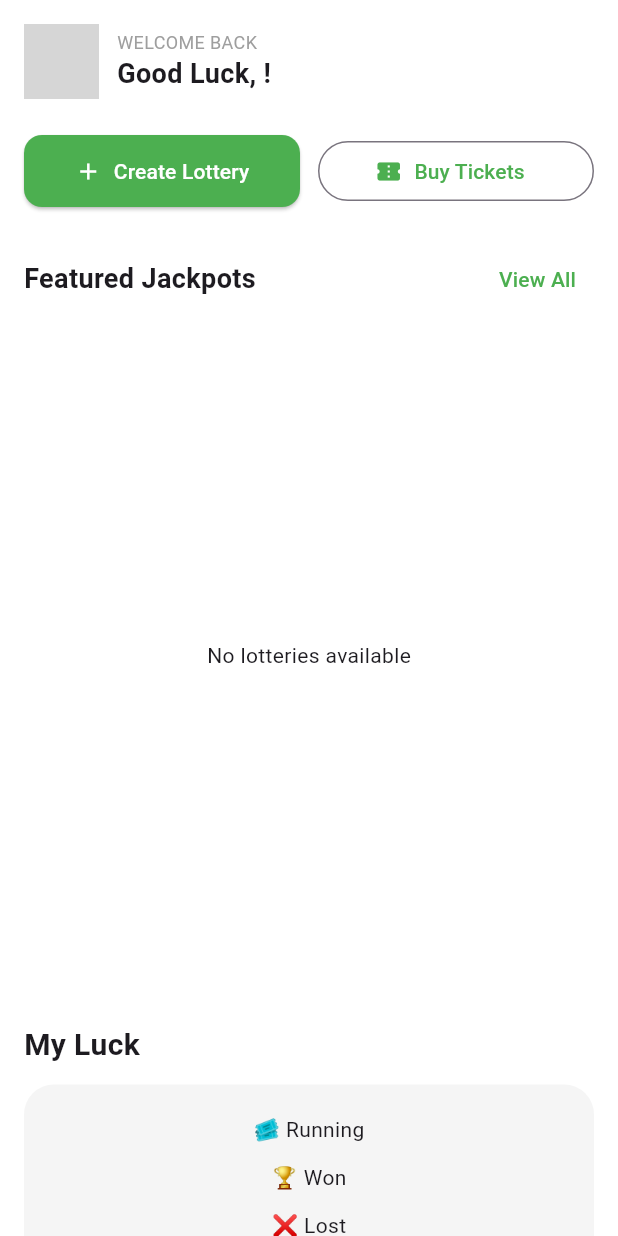
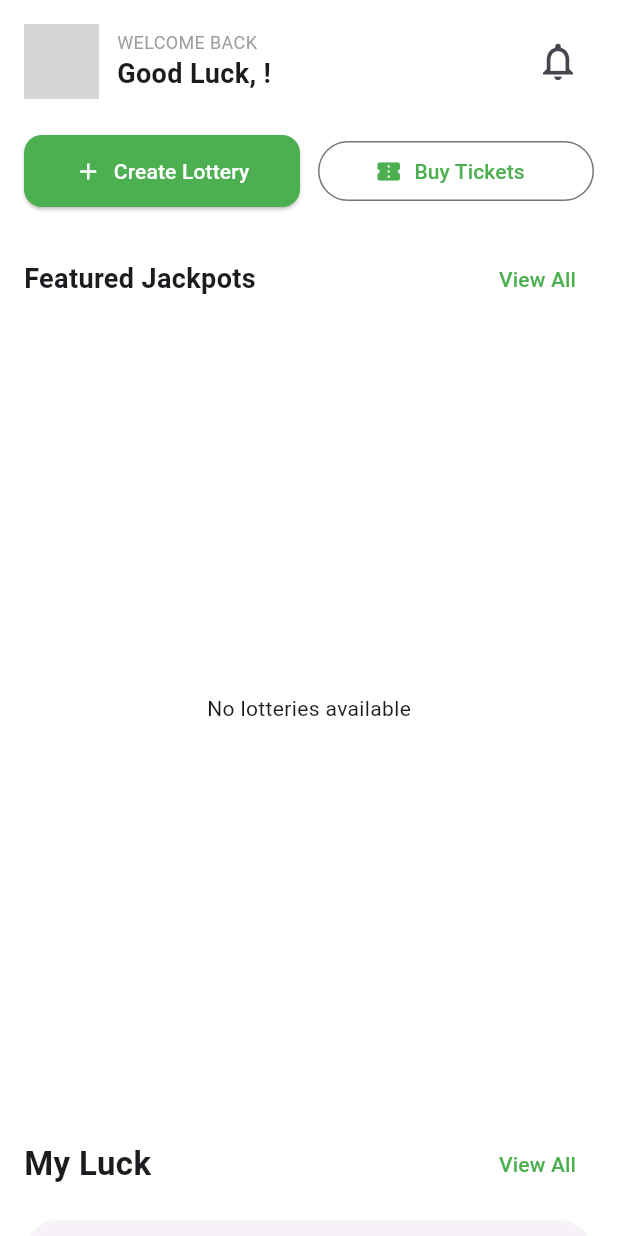
Before and after one commit to moonlightfik/luckyeta-lottery-app, a Flutter app: the HomeScreen screen opened directly, on a phone screen of 412 x 824 dp. Run offline on Flutter 3.47's test engine with Material 3 defaults, Android fonts, the phone set to English and light mode, and no system bars; our stand-ins replace cloud_firestore, firebase_auth, firebase_core, image_picker, shared_preferences; accounts and stored records are empty; grey boxes are pictures that could not be loaded.

Commit message:
added notification and added my luck preview in home

```diff
--- a/lib/features/home/home_screen.dart
+++ b/lib/features/home/home_screen.dart
@@ -3,7 +3,8 @@ import 'package:cloud_firestore/cloud_firestore.dart';
 import 'package:firebase_auth/firebase_auth.dart';
 
 import 'widgets/lottery_card.dart';
-
+import 'widgets/my_luck_preview.dart';
+import '../notifications/notification_screen.dart';
 import '../../navigation/bottom_nav_screen.dart';
 import '../buy_ticket/buy_ticket_screen.dart';
 import '../create_lottery/create_lottery.dart';
@@ -165,7 +166,24 @@ class _HomeScreenState extends State<HomeScreen> {
                     ],
 
                   ),
+const Spacer(),
 
+IconButton(
+  icon: const Icon(
+    Icons.notifications_none,
+    size: 30,
+  ),
+  onPressed: () {
+
+    Navigator.push(
+      context,
+      MaterialPageRoute(
+        builder: (_) => const NotificationScreen(),
+      ),
+    );
+
+  },
+),
 
                 ],
 
@@ -380,7 +398,7 @@ class _HomeScreenState extends State<HomeScreen> {
 
               SizedBox(
 
-                height:430,
+                height:500,
 
                 child:
                 StreamBuilder<QuerySnapshot>(
@@ -527,82 +545,7 @@ class _HomeScreenState extends State<HomeScreen> {
 
               // MY LUCK SECTION PLACEHOLDER
 
-              const Text(
-
-                "My Luck",
-
-                style:
-                    TextStyle(
-
-                      fontSize:20,
-
-                      fontWeight:
-                          FontWeight.bold,
-
-                    ),
-
-              ),
-
-
-
-              const SizedBox(height:12),
-
-
-
-              Container(
-
-                width:
-                    double.infinity,
-
-
-                padding:
-                    const EdgeInsets.all(20),
-
-
-                decoration:
-                    BoxDecoration(
-
-                      borderRadius:
-                          BorderRadius.circular(20),
-
-                      color:
-                          Colors.grey.shade100,
-
-                    ),
-
-
-                child:
-                    const Column(
-
-                      children:[
-
-
-                        Text(
-                          "🎟 Running",
-                        ),
-
-
-                        SizedBox(height:12),
-
-
-                        Text(
-                          "🏆 Won",
-                        ),
-
-
-                        SizedBox(height:12),
-
-
-                        Text(
-                          "❌ Lost",
-                        ),
-
-
-                      ],
-
-                    ),
-
-              ),
+            const MyLuckPreview(),
 
 
             ],
--- /dev/null
+++ b/lib/features/home/widgets/my_luck_preview.dart
@@ -0,0 +1,327 @@
+import 'package:cloud_firestore/cloud_firestore.dart';
+import 'package:firebase_auth/firebase_auth.dart';
+import 'package:flutter/material.dart';
+
+import '../../../navigation/bottom_nav_screen.dart';
+
+class MyLuckPreview extends StatelessWidget {
+  const MyLuckPreview({super.key});
+
+  @override
+  Widget build(BuildContext context) {
+    final user = FirebaseAuth.instance.currentUser;
+
+    if (user == null) {
+      return const SizedBox();
+    }
+
+    return StreamBuilder<QuerySnapshot>(
+      stream: FirebaseFirestore.instance
+          .collection('users')
+          .doc(user.uid)
+          .collection('tickets')
+          .orderBy('purchasedAt', descending: true)
+          .snapshots(),
+      builder: (context, snapshot) {
+        if (snapshot.connectionState == ConnectionState.waiting) {
+          return const Center(
+            child: Padding(
+              padding: EdgeInsets.all(20),
+              child: CircularProgressIndicator(),
+            ),
+          );
+        }
+
+        final docs = snapshot.data?.docs ?? [];
+
+        DocumentSnapshot? running;
+        DocumentSnapshot? won;
+        DocumentSnapshot? lost;
+
+        for (final doc in docs) {
+          final data = doc.data() as Map<String, dynamic>;
+
+          switch (data['status']) {
+            case 'ACTIVE':
+              running ??= doc;
+              break;
+
+            case 'WON':
+              won ??= doc;
+              break;
+
+            case 'LOST':
+              lost ??= doc;
+              break;
+          }
+        }
+
+        return Column(
+          crossAxisAlignment: CrossAxisAlignment.start,
+          children: [
+            Row(
+              children: [
+                const Text(
+                  "My Luck",
+                  style: TextStyle(
+                    fontSize: 22,
+                    fontWeight: FontWeight.bold,
+                  ),
+                ),
+                const Spacer(),
+               TextButton(
+  onPressed: () {
+    Navigator.push(
+      context,
+      MaterialPageRoute(
+        builder: (_) =>
+            const BottomNavScreen(initialIndex: 2),
+      ),
+    );
+  },
+  style: TextButton.styleFrom(
+    foregroundColor: Colors.green,
+  ),
+  child: const Text("View All"),
+),
+              ],
+            ),
+
+            const SizedBox(height: 10),
+
+            _buildRunningCard(context, running),
+
+            const SizedBox(height: 10),
+
+            _buildWonCard(context, won),
+
+            const SizedBox(height: 10),
+
+            _buildLostCard(context, lost),
+          ],
+        );
+      },
+    );
+  }
+
+  Widget _buildRunningCard(
+      BuildContext context, DocumentSnapshot? ticket) {
+    if (ticket == null) {
+      return _emptyCard(
+        context,
+        icon: Icons.local_activity,
+        color: Colors.green,
+        title: "Running",
+        message: "🎟 Buy a ticket and win a prize!",
+        onTap: () {
+          Navigator.push(
+            context,
+            MaterialPageRoute(
+              builder: (_) =>
+                  const BottomNavScreen(initialIndex: 1),
+            ),
+          );
+        },
+      );
+    }
+
+    final data = ticket.data() as Map<String, dynamic>;
+
+    return _ticketCard(
+      context,
+      icon: Icons.local_activity,
+      color: Colors.green,
+      title: "Running",
+      lottery: data['lotteryTitle'],
+      subtitle: "Ticket #${data['ticketNumber']}",
+      status: "Waiting for draw",
+    );
+  }
+
+  Widget _buildWonCard(
+      BuildContext context, DocumentSnapshot? ticket) {
+    if (ticket == null) {
+      return _emptyCard(
+        context,
+        icon: Icons.workspace_premium,
+        color: Colors.amber,
+        title: "Won",
+        message: "No lotteries won yet.\n✨ Your first win could be next!",
+        onTap: () {
+          Navigator.push(
+            context,
+            MaterialPageRoute(
+              builder: (_) =>
+                  const BottomNavScreen(initialIndex: 2),
+            ),
+          );
+        },
+      );
+    }
+
+    final data = ticket.data() as Map<String, dynamic>;
+
+    return _ticketCard(
+      context,
+      icon: Icons.workspace_premium,
+      color: Colors.amber,
+      title: "Won",
+      lottery: data['lotteryTitle'],
+      subtitle: "Ticket #${data['ticketNumber']}",
+      status: "Winner 🎉",
+    );
+  }
+
+  Widget _buildLostCard(
+      BuildContext context, DocumentSnapshot? ticket) {
+    if (ticket == null) {
+      return _emptyCard(
+        context,
+        icon: Icons.cancel,
+        color: Colors.red,
+        title: "Lost",
+        message: "No lotteries lost yet.\n🍀 Better luck is coming!",
+        onTap: () {
+          Navigator.push(
+            context,
+            MaterialPageRoute(
+              builder: (_) =>
+                  const BottomNavScreen(initialIndex: 2),
+            ),
+          );
+        },
+      );
+    }
+
+    final data = ticket.data() as Map<String, dynamic>;
+
+    return _ticketCard(
+      context,
+      icon: Icons.cancel,
+      color: Colors.red,
+      title: "Lost",
+      lottery: data['lotteryTitle'],
+      subtitle: "Ticket #${data['ticketNumber']}",
+      status: "Better luck next time",
+    );
+  }
+
+  Widget _ticketCard(
+    BuildContext context, {
+    required IconData icon,
+    required Color color,
+    required String title,
+    required String lottery,
+    required String subtitle,
+    required String status,
+  }) {
+    return InkWell(
+      borderRadius: BorderRadius.circular(18),
+      onTap: () {
+        Navigator.push(
+          context,
+          MaterialPageRoute(
+            builder: (_) =>
+                const BottomNavScreen(initialIndex: 2),
+          ),
+        );
+      },
+      child: Card(
+        elevation: 2,
+        shape: RoundedRectangleBorder(
+          borderRadius: BorderRadius.circular(18),
+        ),
+        child: Padding(
+          padding: const EdgeInsets.all(16),
+          child: Row(
+            children: [
+              CircleAvatar(
+                backgroundColor: color.withOpacity(.15),
+                child: Icon(icon, color: color),
+              ),
+              const SizedBox(width: 15),
+              Expanded(
+                child: Column(
+                  crossAxisAlignment:
+                      CrossAxisAlignment.start,
+                  children: [
+                    Text(
+                      title,
+                      style: const TextStyle(
+                        fontWeight: FontWeight.bold,
+                      ),
+                    ),
+                    const SizedBox(height: 4),
+                    Text(
+                      lottery,
+                      style: const TextStyle(
+                        fontSize: 16,
+                        fontWeight: FontWeight.bold,
+                      ),
+                    ),
+                    Text(subtitle),
+                  ],
+                ),
+              ),
+              Text(
+                status,
+                style: TextStyle(
+                  color: color,
+                  fontWeight: FontWeight.bold,
+                ),
+              )
+            ],
+          ),
+        ),
+      ),
+    );
+  }
+
+  Widget _emptyCard(
+    BuildContext context, {
+    required IconData icon,
+    required Color color,
+    required String title,
+    required String message,
+    required VoidCallback onTap,
+  }) {
+    return InkWell(
+      onTap: onTap,
+      borderRadius: BorderRadius.circular(18),
+      child: Card(
+        elevation: 2,
+        shape: RoundedRectangleBorder(
+          borderRadius: BorderRadius.circular(18),
+        ),
+        child: Padding(
+          padding: const EdgeInsets.all(16),
+          child: Row(
+            children: [
+              CircleAvatar(
+                backgroundColor: color.withOpacity(.15),
+                child: Icon(icon, color: color),
+              ),
+              const SizedBox(width: 15),
+              Expanded(
+                child: Column(
+                  crossAxisAlignment:
+                      CrossAxisAlignment.start,
+                  children: [
+                    Text(
+                      title,
+                      style: const TextStyle(
+                        fontWeight: FontWeight.bold,
+                      ),
+                    ),
+                    const SizedBox(height: 4),
+                    Text(message),
+                  ],
+                ),
+              ),
+            ],
+          ),
+        ),
+      ),
+    );
+  }
+}
```
Also changed, not shown: lib/features/home/widgets/lottery_card.dart (+84 -8 lines), lib/features/notifications/notification_screen.dart (added, +30 -0 lines).
